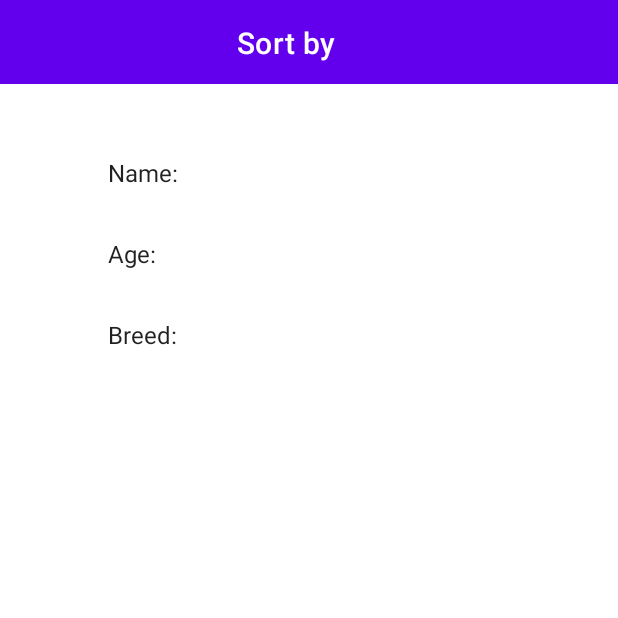
After one commit to omelchenkoaleks/AnimalsProjectForRSSCHOOL, an Android app: the SortFragment screen opened through its navigation route, on a phone screen of 412 x 824 dp, the top half of it. The commit adds this screen. Run offline under Robolectric (Android 15) with nearby library versions, the phone set to English and light mode, and no system bars; our stand-ins replace androidx.preference.

Commit message:
All fragments added. Navigation. Toolbar.

```diff
--- a/app/build.gradle
+++ b/app/build.gradle
@@ -30,6 +30,9 @@ android {
     kotlinOptions {
         jvmTarget = '1.8'
     }
+    buildFeatures {
+        viewBinding = true
+    }
 }
 
 dependencies {
@@ -38,9 +41,12 @@ dependencies {
     implementation 'androidx.appcompat:appcompat:1.3.1'
     implementation 'com.google.android.material:material:1.4.0'
     implementation 'androidx.constraintlayout:constraintlayout:2.1.0'
+    implementation 'androidx.legacy:legacy-support-v4:1.0.0'
     testImplementation 'junit:junit:4.13.2'
     androidTestImplementation 'androidx.test.ext:junit:1.1.3'
     androidTestImplementation 'androidx.test.espresso:espresso-core:3.4.0'
+
+    implementation 'androidx.preference:preference-ktx:1.1.1'
 
     def nav_version = "2.3.5"
     implementation "androidx.navigation:navigation-fragment-ktx:$nav_version"
--- a/app/src/main/AndroidManifest.xml
+++ b/app/src/main/AndroidManifest.xml
@@ -18,6 +18,7 @@
                 <category android:name="android.intent.category.LAUNCHER" />
             </intent-filter>
         </activity>
+        <activity android:name=".screens.sort.SortActivity" />
     </application>
 
 </manifest>
--- a/app/src/main/java/com/omelchenkoaleks/animals/MainActivity.kt
+++ b/app/src/main/java/com/omelchenkoaleks/animals/MainActivity.kt
@@ -1,11 +1,45 @@
 package com.omelchenkoaleks.animals
 
+import android.os.Bundle
 import androidx.appcompat.app.AppCompatActivity
-import android.os.Bundle
+import androidx.appcompat.widget.AppCompatImageButton
+import androidx.navigation.NavController
+import androidx.navigation.Navigation
+import com.google.android.material.textview.MaterialTextView
+import com.omelchenkoaleks.animals.databinding.ActivityMainBinding
+import com.omelchenkoaleks.animals.utils.APP_ACTIVITY
 
 class MainActivity : AppCompatActivity() {
+
+    private lateinit var binding: ActivityMainBinding
+    lateinit var navController: NavController
+    lateinit var toolbar: androidx.appcompat.widget.Toolbar
+    lateinit var toolbarTitle: MaterialTextView
+    lateinit var buttonSort: AppCompatImageButton
+
     override fun onCreate(savedInstanceState: Bundle?) {
         super.onCreate(savedInstanceState)
-        setContentView(R.layout.activity_main)
+        binding = ActivityMainBinding.inflate(layoutInflater)
+        val view = binding.root
+        setContentView(view)
+        APP_ACTIVITY = this
+        navController = Navigation.findNavController(this, R.id.nav_host_fragment)
+
+        initToolbar()
+
+
+        binding.btnSort.setOnClickListener {
+            APP_ACTIVITY.navController.navigate(R.id.action_animalsFragment_to_extraOnSortFragment)
+        }
+
     }
+
+    private fun initToolbar() {
+        toolbar = binding.toolbar
+        toolbarTitle = binding.toolbarTitle
+        buttonSort = binding.btnSort
+
+        setSupportActionBar(toolbar)
+    }
+
 }
--- /dev/null
+++ b/app/src/main/java/com/omelchenkoaleks/animals/screens/AnimalsFragment.kt
@@ -0,0 +1,45 @@
+package com.omelchenkoaleks.animals.screens
+
+import android.os.Bundle
+import android.view.LayoutInflater
+import android.view.View
+import android.view.ViewGroup
+import androidx.fragment.app.Fragment
+import com.omelchenkoaleks.animals.R
+import com.omelchenkoaleks.animals.databinding.FragmentAnimalsBinding
+import com.omelchenkoaleks.animals.utils.APP_ACTIVITY
+
+class AnimalsFragment : Fragment() {
+
+    private var _binding: FragmentAnimalsBinding? = null
+    private val binding get() = requireNotNull(_binding)
+
+    override fun onCreateView(
+        inflater: LayoutInflater, container: ViewGroup?,
+        savedInstanceState: Bundle?
+    ): View {
+        _binding = FragmentAnimalsBinding.inflate(inflater, container, false)
+        return binding.root
+    }
+
+    override fun onViewCreated(view: View, savedInstanceState: Bundle?) {
+        super.onViewCreated(view, savedInstanceState)
+
+        binding.btnAddAnimal.setOnClickListener {
+            APP_ACTIVITY.navController.navigate(R.id.action_animalsFragment_to_addAnimalFragment)
+        }
+
+    }
+
+    override fun onResume() {
+        super.onResume()
+        APP_ACTIVITY.toolbarTitle.text = getString(R.string.animals)
+        APP_ACTIVITY.buttonSort.visibility = View.VISIBLE
+    }
+
+    override fun onDestroy() {
+        super.onDestroy()
+        _binding = null
+    }
+
+}
--- /dev/null
+++ b/app/src/main/java/com/omelchenkoaleks/animals/screens/sort/SortFragment.kt
@@ -0,0 +1,36 @@
+package com.omelchenkoaleks.animals.screens.sort
+
+import android.os.Bundle
+import android.view.LayoutInflater
+import android.view.View
+import android.view.ViewGroup
+import androidx.fragment.app.Fragment
+import com.omelchenkoaleks.animals.R
+import com.omelchenkoaleks.animals.databinding.FragmentSortBinding
+import com.omelchenkoaleks.animals.utils.APP_ACTIVITY
+
+class SortFragment : Fragment() {
+
+    private var _binding: FragmentSortBinding? = null
+    private val binding get() = requireNotNull(_binding)
+
+    override fun onCreateView(
+        inflater: LayoutInflater, container: ViewGroup?,
+        savedInstanceState: Bundle?
+    ): View {
+        _binding = FragmentSortBinding.inflate(inflater, container, false)
+        return binding.root
+    }
+
+    override fun onResume() {
+        super.onResume()
+        APP_ACTIVITY.toolbarTitle.text = getString(R.string.sort_by)
+        APP_ACTIVITY.buttonSort.visibility = View.INVISIBLE
+    }
+
+
+    override fun onDestroy() {
+        super.onDestroy()
+        _binding = null
+    }
+}
--- /dev/null
+++ b/app/src/main/java/com/omelchenkoaleks/animals/screens/sort/SortPreferenceFragment.kt
@@ -0,0 +1,17 @@
+package com.omelchenkoaleks.animals.screens.sort
+
+import android.os.Bundle
+import androidx.preference.PreferenceFragmentCompat
+import com.omelchenkoaleks.animals.R
+
+class SortPreferenceFragment : PreferenceFragmentCompat() {
+
+    override fun onCreatePreferences(savedInstanceState: Bundle?, rootKey: String?) {
+        return
+    }
+
+    override fun onCreate(savedInstanceState: Bundle?) {
+        super.onCreate(savedInstanceState)
+        addPreferencesFromResource(R.xml.sort)
+    }
+}
--- /dev/null
+++ b/app/src/main/java/com/omelchenkoaleks/animals/utils/constants.kt
@@ -0,0 +1,5 @@
+package com.omelchenkoaleks.animals.utils
+
+import com.omelchenkoaleks.animals.MainActivity
+
+lateinit var APP_ACTIVITY: MainActivity
--- /dev/null
+++ b/app/src/main/res/drawable/ic_filter_alt.xml
@@ -0,0 +1,5 @@
+<vector android:height="24dp" android:tint="#FFFFFF"
+    android:viewportHeight="24" android:viewportWidth="24"
+    android:width="24dp" xmlns:android="http://schemas.android.com/apk/res/android">
+    <path android:fillColor="@android:color/white" android:pathData="M4.25,5.61C6.27,8.2 10,13 10,13v6c0,0.55 0.45,1 1,1h2c0.55,0 1,-0.45 1,-1v-6c0,0 3.72,-4.8 5.74,-7.39C20.25,4.95 19.78,4 18.95,4H5.04C4.21,4 3.74,4.95 4.25,5.61z"/>
+</vector>
--- a/app/src/main/res/layout/activity_main.xml
+++ b/app/src/main/res/layout/activity_main.xml
@@ -6,13 +6,60 @@
     android:layout_height="match_parent"
     tools:context=".MainActivity">
 
-    <TextView
-        android:layout_width="wrap_content"
-        android:layout_height="wrap_content"
-        android:text="Hello World!"
+    <androidx.appcompat.widget.Toolbar
+        android:id="@+id/toolbar"
+        android:layout_width="match_parent"
+        android:layout_height="?attr/actionBarSize"
+        android:background="?attr/colorPrimary"
+        android:theme="@style/ThemeOverlay.AppCompat.Dark.ActionBar"
+        app:layout_constraintEnd_toEndOf="parent"
+        app:layout_constraintStart_toStartOf="parent"
+        app:layout_constraintTop_toTopOf="parent">
+
+        <androidx.constraintlayout.widget.ConstraintLayout
+            android:layout_width="match_parent"
+            android:layout_height="match_parent">
+
+            <com.google.android.material.textview.MaterialTextView
+                android:id="@+id/toolbar_title"
+                style="@style/TextAppearance.MaterialComponents.Headline6"
+                android:layout_width="0dp"
+                android:layout_height="wrap_content"
+                android:layout_marginStart="8dp"
+                android:gravity="center"
+                app:layout_constraintBottom_toBottomOf="parent"
+                app:layout_constraintEnd_toStartOf="@+id/btn_sort"
+                app:layout_constraintStart_toStartOf="parent"
+                app:layout_constraintTop_toTopOf="parent"
+                tools:text="@string/sort_by" />
+
+            <androidx.appcompat.widget.AppCompatImageButton
+                android:id="@+id/btn_sort"
+                android:layout_width="wrap_content"
+                android:layout_height="wrap_content"
+                android:layout_marginEnd="8dp"
+                android:backgroundTint="?attr/colorPrimary"
+                android:src="@drawable/ic_filter_alt"
+                android:visibility="visible"
+                app:layout_constraintBottom_toBottomOf="@+id/toolbar_title"
+                app:layout_constraintEnd_toEndOf="parent"
+                app:layout_constraintTop_toTopOf="@id/toolbar_title" />
+
+        </androidx.constraintlayout.widget.ConstraintLayout>
+
+    </androidx.appcompat.widget.Toolbar>
+
+    <fragment
+        android:id="@+id/nav_host_fragment"
+        android:name="androidx.navigation.fragment.NavHostFragment"
+        android:layout_width="match_parent"
+        android:layout_height="0dp"
+        app:defaultNavHost="true"
         app:layout_constraintBottom_toBottomOf="parent"
-        app:layout_constraintLeft_toLeftOf="parent"
-        app:layout_constraintRight_toRightOf="parent"
-        app:layout_constraintTop_toTopOf="parent" />
+        app:layout_constraintEnd_toEndOf="parent"
+        app:layout_constraintStart_toStartOf="parent"
+        app:layout_constraintTop_toBottomOf="@+id/toolbar"
+        app:navGraph="@navigation/nav_graph"
+        tools:ignore="FragmentTagUsage" />
 
 </androidx.constraintlayout.widget.ConstraintLayout>
--- /dev/null
+++ b/app/src/main/res/layout/fragment_sort.xml
@@ -0,0 +1,21 @@
+<?xml version="1.0" encoding="utf-8"?>
+<androidx.constraintlayout.widget.ConstraintLayout xmlns:android="http://schemas.android.com/apk/res/android"
+    xmlns:app="http://schemas.android.com/apk/res-auto"
+    xmlns:tools="http://schemas.android.com/tools"
+    android:layout_width="match_parent"
+    android:layout_height="match_parent"
+    tools:context=".screens.sort.SortFragment">
+
+    <fragment
+        android:name="com.omelchenkoaleks.animals.screens.sort.SortPreferenceFragment"
+        android:layout_width="match_parent"
+        android:layout_height="wrap_content"
+        android:layout_marginTop="32dp"
+        android:tag="frag"
+        app:layout_constraintEnd_toEndOf="parent"
+        app:layout_constraintStart_toStartOf="parent"
+        app:layout_constraintTop_toTopOf="parent"
+        tools:ignore="FragmentTagUsage" />
+
+
+</androidx.constraintlayout.widget.ConstraintLayout>
--- /dev/null
+++ b/app/src/main/res/navigation/nav_graph.xml
@@ -0,0 +1,29 @@
+<?xml version="1.0" encoding="utf-8"?>
+<navigation xmlns:android="http://schemas.android.com/apk/res/android"
+    xmlns:app="http://schemas.android.com/apk/res-auto"
+    xmlns:tools="http://schemas.android.com/tools"
+    android:id="@+id/nav_graph"
+    app:startDestination="@id/animalsFragment">
+    <fragment
+        android:id="@+id/animalsFragment"
+        android:name="com.omelchenkoaleks.animals.screens.AnimalsFragment"
+        android:label="fragment_animals"
+        tools:layout="@layout/fragment_animals" >
+        <action
+            android:id="@+id/action_animalsFragment_to_addAnimalFragment"
+            app:destination="@id/addAnimalFragment" />
+        <action
+            android:id="@+id/action_animalsFragment_to_extraOnSortFragment"
+            app:destination="@id/extraOnSortFragment" />
+    </fragment>
+    <fragment
+        android:id="@+id/addAnimalFragment"
+        android:name="com.omelchenkoaleks.animals.screens.AddAnimalFragment"
+        android:label="fragment_add_animal"
+        tools:layout="@layout/fragment_add_animal" />
+    <fragment
+        android:id="@+id/extraOnSortFragment"
+        android:name="com.omelchenkoaleks.animals.screens.sort.SortFragment"
+        android:label="fragment_extra_on_sort"
+        tools:layout="@layout/fragment_sort" />
+</navigation>
--- a/app/src/main/res/values-night/themes.xml
+++ b/app/src/main/res/values-night/themes.xml
@@ -1,6 +1,6 @@
 <resources xmlns:tools="http://schemas.android.com/tools">
     <!-- Base application theme. -->
-    <style name="Theme.Animals" parent="Theme.MaterialComponents.DayNight.DarkActionBar">
+    <style name="Theme.Animals" parent="Theme.MaterialComponents.DayNight.NoActionBar">
         <!-- Primary brand color. -->
         <item name="colorPrimary">@color/purple_200</item>
         <item name="colorPrimaryVariant">@color/purple_700</item>
--- /dev/null
+++ b/app/src/main/res/values/dimens.xml
@@ -0,0 +1,4 @@
+<?xml version="1.0" encoding="utf-8"?>
+<resources>
+    <dimen name="app_margin">16dp</dimen>
+</resources>
--- a/app/src/main/res/values/strings.xml
+++ b/app/src/main/res/values/strings.xml
@@ -1,3 +1,13 @@
 <resources>
     <string name="app_name">Animals</string>
+    <!-- TODO: Remove or change this placeholder text -->
+    <string name="hello_blank_fragment">Hello blank fragment</string>
+    <string name="animals">Animals</string>
+    <string name="desc_btn_add_animal">Add new animal in database</string>
+    <string name="add_animal">Add Animal</string>
+    <string name="desc_btn_sort">Sort animals by name, age and breed</string>
+    <string name="sort_by">Sort by</string>
+    <string name="sort_by_name">Name:</string>
+    <string name="sort_by_age">Age:</string>
+    <string name="sort_by_breed">Breed:</string>
 </resources>
--- a/app/src/main/res/values/themes.xml
+++ b/app/src/main/res/values/themes.xml
@@ -1,6 +1,6 @@
 <resources xmlns:tools="http://schemas.android.com/tools">
     <!-- Base application theme. -->
-    <style name="Theme.Animals" parent="Theme.MaterialComponents.DayNight.DarkActionBar">
+    <style name="Theme.Animals" parent="Theme.MaterialComponents.DayNight.NoActionBar">
         <!-- Primary brand color. -->
         <item name="colorPrimary">@color/purple_500</item>
         <item name="colorPrimaryVariant">@color/purple_700</item>
--- /dev/null
+++ b/app/src/main/res/xml/sort.xml
@@ -0,0 +1,20 @@
+<?xml version="1.0" encoding="utf-8"?>
+<PreferenceScreen xmlns:android="http://schemas.android.com/apk/res/android"
+    xmlns:app="http://schemas.android.com/apk/res-auto">
+
+    <EditTextPreference
+        android:defaultValue="Ralf"
+        android:key="key_name"
+        app:title="@string/sort_by_name" />
+
+    <EditTextPreference
+        android:defaultValue="1"
+        android:key="key_age"
+        app:title="@string/sort_by_age" />
+
+    <EditTextPreference
+        android:defaultValue="Dog"
+        android:key="key_breed"
+        app:title="@string/sort_by_breed" />
+
+</PreferenceScreen>
```
Also changed, not shown: app/src/main/java/com/omelchenkoaleks/animals/screens/AddAnimalFragment.kt (added, +35 -0 lines), app/src/main/res/drawable/ic_add.xml (added, +10 -0 lines), app/src/main/res/layout/fragment_add_animal.xml (added, +14 -0 lines), app/src/main/res/layout/fragment_animals.xml (added, +32 -0 lines).
